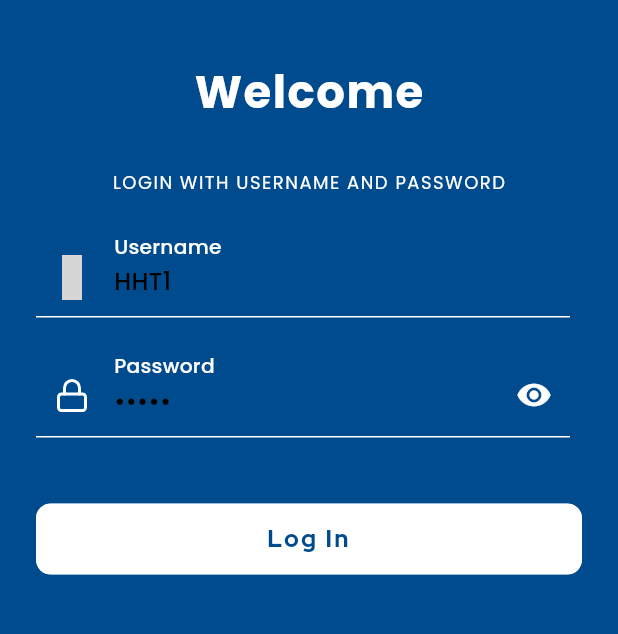
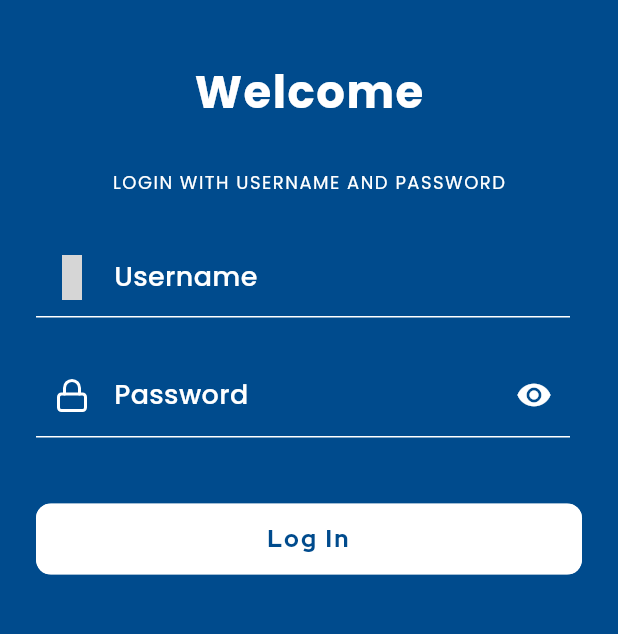
Before and after one commit to satendersiwach/MiespMobile, a Flutter app: the screen it shows after launch, on a phone screen of 412 x 824 dp, the part 337-971 px from its top. Run offline on Flutter 3.47's test engine with Material 3 defaults, Android fonts, the phone set to English and light mode, and no system bars; our stand-ins replace connectivity_plus, flutter_spinkit, flutter_svg, get, google_fonts, material_design_icons_flutter and 4 more; missing offline and left inert: mobile_scanner; project files that could hold a hidden picture were left out; grey boxes are pictures that could not be loaded.

Commit message:
Login screen

```diff
--- a/lib/ui/login_screen.dart
+++ b/lib/ui/login_screen.dart
@@ -34,12 +34,12 @@ class LoginPageState extends State<LoginPage> {
   // TextEditingController username = TextEditingController(text: 'supervisor');
   // TextEditingController password = TextEditingController(text: '12345');
   //
-  TextEditingController username = TextEditingController(text: 'HHT1');
-  TextEditingController password = TextEditingController(text: '12345');
+  // TextEditingController username = TextEditingController(text: 'HHT1');
+  // TextEditingController password = TextEditingController(text: '12345');
+
   //
-
-  // TextEditingController username = TextEditingController();
-  // TextEditingController password = TextEditingController();
+  TextEditingController username = TextEditingController();
+  TextEditingController password = TextEditingController();
 
   @override
   void initState() {
```
